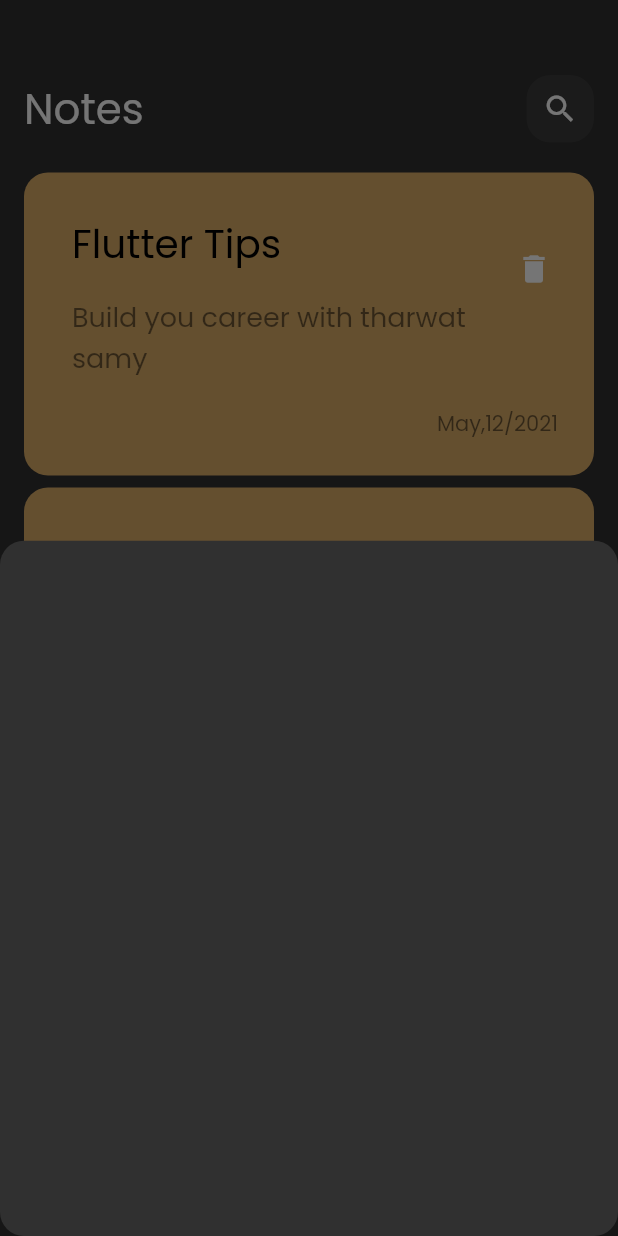
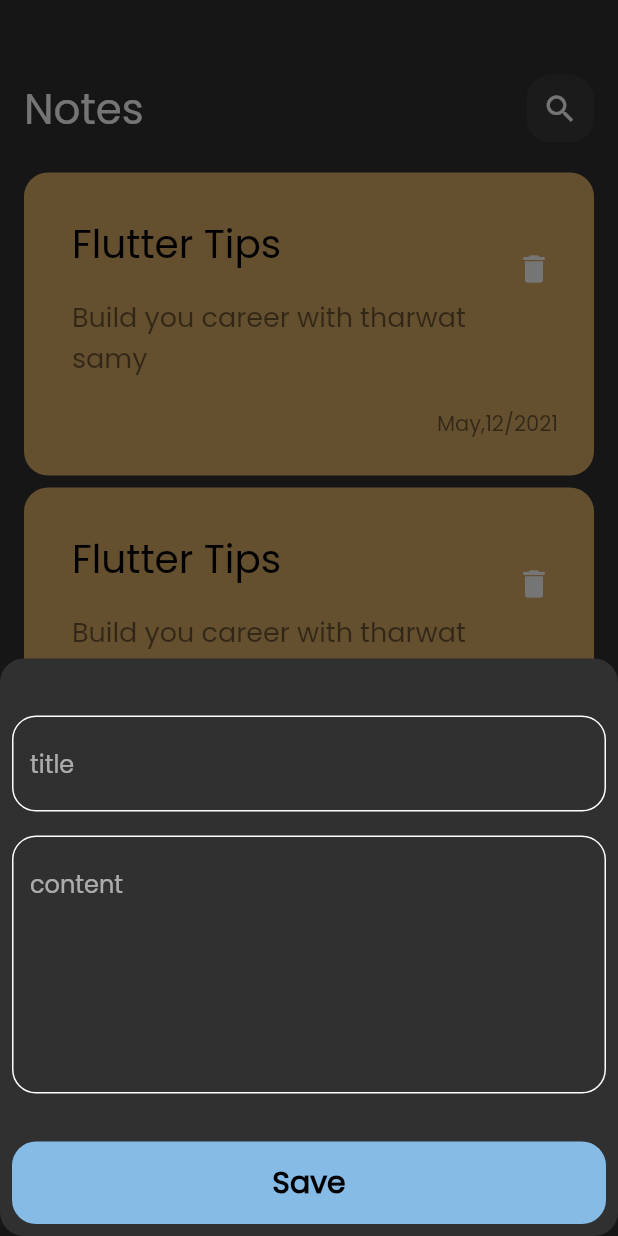
Before and after one commit to ayaessam138/note-app, a Flutter app: the screen it shows after launch, after a tap on the "add" icon, on a phone screen of 412 x 824 dp. Run offline on Flutter 3.47's test engine with Material 2 defaults, Android fonts, the phone set to English and light mode, and no system bars.

Commit message:
custtombutton+finish bottom sheet

```diff
--- a/lib/weidgets/addnotebottomsheet.dart
+++ b/lib/weidgets/addnotebottomsheet.dart
@@ -1,16 +1,32 @@
 import 'package:flutter/material.dart';
+import 'package:notes/weidgets/cusstomtextfield.dart';
+import 'package:notes/weidgets/custtombutton.dart';
 
 class addnotebottomsheet extends StatelessWidget {
   @override
   Widget build(BuildContext context) {
     return Padding(
       padding: const EdgeInsets.all(8.0),
+      child: SingleChildScrollView(
         child: Column(
           children: [
             SizedBox(
               height: 30,
             ),
+            custtomtextfield(hint: 'title'),
+            SizedBox(
+              height: 16,
+            ),
+            custtomtextfield(
+              hint: 'content',
+              maxlines: 6,
+            ),
+            SizedBox(
+              height: 32,
+            ),
+            custtombutton()
           ],
+        ),
       ),
     );
   }
--- a/lib/weidgets/cusstomtextfield.dart
+++ b/lib/weidgets/cusstomtextfield.dart
@@ -2,11 +2,16 @@ import 'package:flutter/material.dart';
 import 'package:notes/constants.dart';
 
 class custtomtextfield extends StatelessWidget {
+  custtomtextfield({required this.hint, this.maxlines = 1});
+  final String hint;
+  final int maxlines;
   @override
   Widget build(BuildContext context) {
     return TextField(
         cursorColor: kprimarycolor,
+        maxLines: maxlines,
         decoration: InputDecoration(
+            hintText: hint,
             border: borderradius(),
             enabledBorder: borderradius(),
             focusedBorder: borderradius(kprimarycolor)));
@@ -15,6 +20,6 @@ class custtomtextfield extends StatelessWidget {
   OutlineInputBorder borderradius([Color]) {
     return OutlineInputBorder(
         borderRadius: BorderRadius.circular(16),
-        borderSide: BorderSide(color: Colors.white));
+        borderSide: BorderSide(color: Color ?? Colors.white));
   }
 }
--- /dev/null
+++ b/lib/weidgets/custtombutton.dart
@@ -0,0 +1,23 @@
+import 'package:flutter/material.dart';
+
+import '../constants.dart';
+
+class custtombutton extends StatelessWidget {
+  @override
+  Widget build(BuildContext context) {
+    return Container(
+      width: MediaQuery.of(context).size.width,
+      height: 55,
+      decoration: BoxDecoration(
+        color: kprimarycolor,
+        borderRadius: BorderRadius.circular(16),
+      ),
+      child: Center(
+          child: Text(
+        'Save',
+        style: TextStyle(
+            color: Colors.black, fontSize: 20, fontWeight: FontWeight.bold),
+      )),
+    );
+  }
+}
```
Lines whose indentation alone changed are shown as unchanged.
